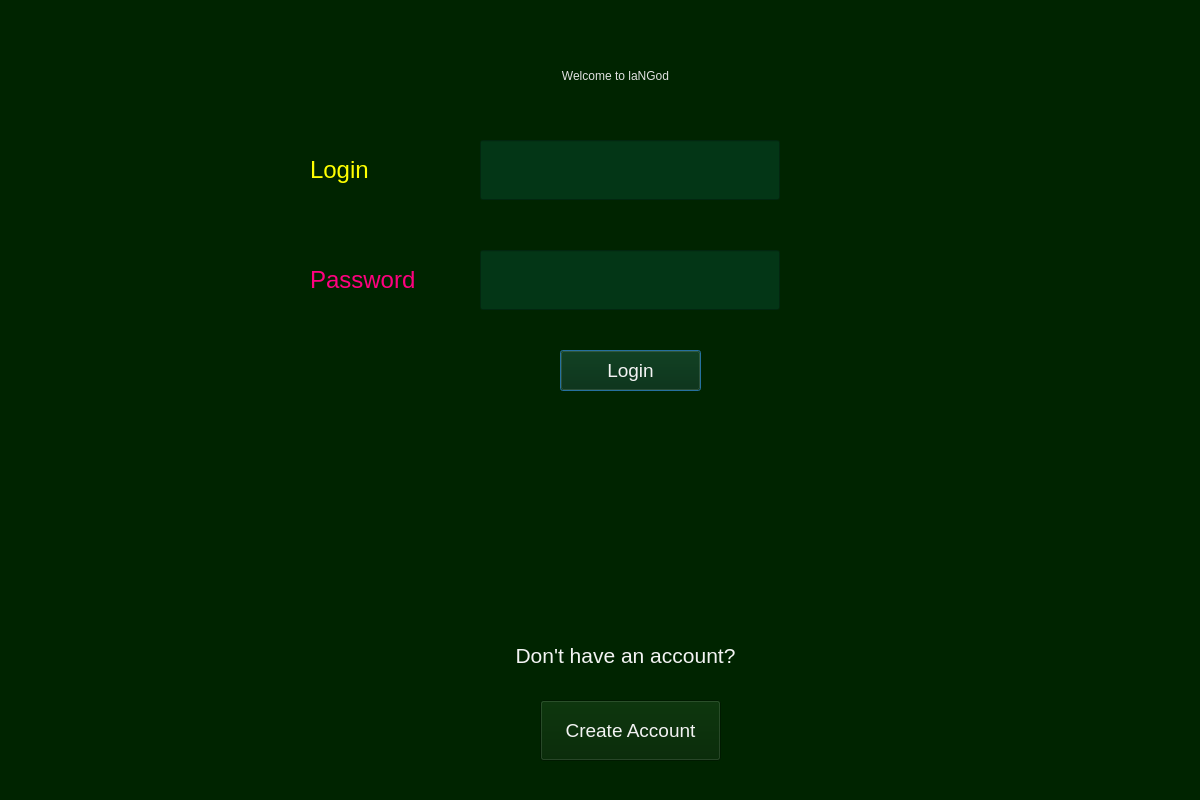
Old version of the form WindowsGraphics/SignInWindow.ui in the repository Skripkon/App-for-learning-English-LANGOD.
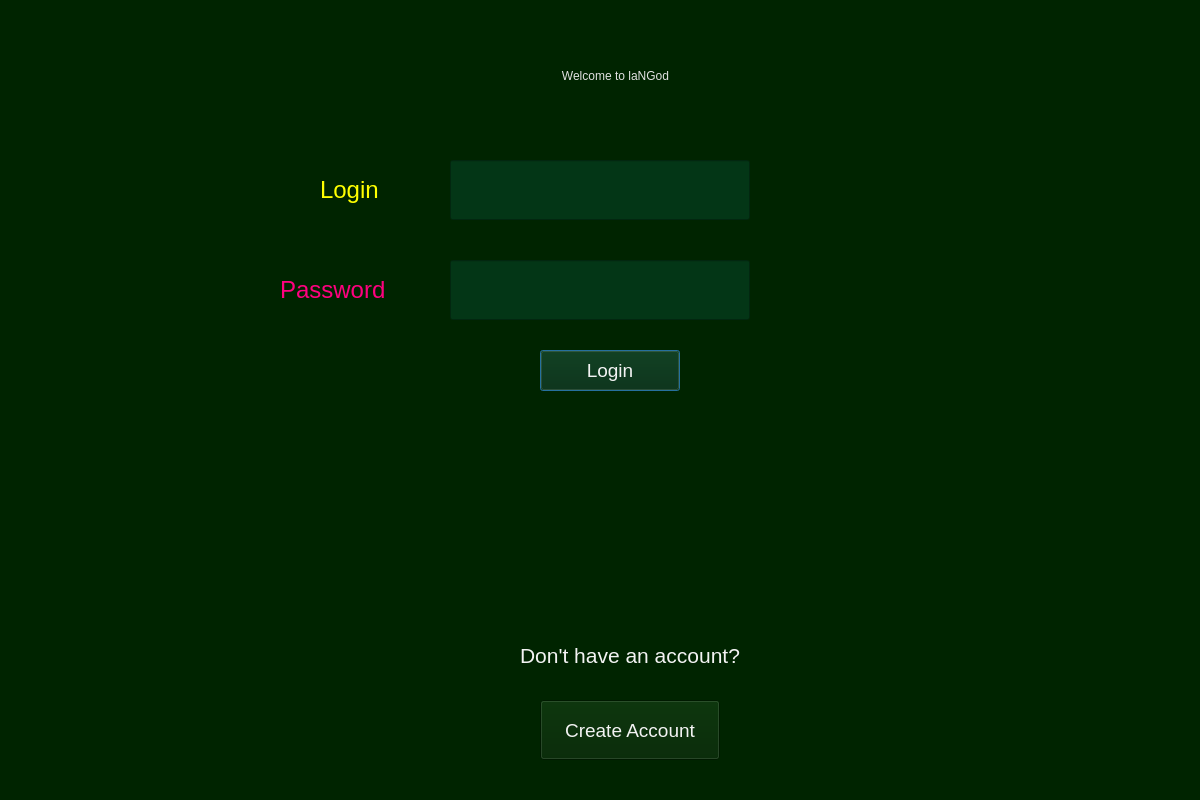
New version of the form.

Commit message: add back button

What changed in the file:
```diff
--- a/WindowsGraphics/SignInWindow.ui
+++ b/WindowsGraphics/SignInWindow.ui
@@ -40,8 +40,8 @@
   <widget class="QLabel" name="label_2">
    <property name="geometry">
     <rect>
-     <x>310</x>
-     <y>140</y>
+     <x>320</x>
+     <y>160</y>
      <width>81</width>
      <height>60</height>
     </rect>
@@ -58,8 +58,8 @@
   <widget class="QLineEdit" name="email">
    <property name="geometry">
     <rect>
-     <x>480</x>
-     <y>140</y>
+     <x>450</x>
+     <y>160</y>
      <width>300</width>
      <height>60</height>
     </rect>
@@ -81,8 +81,8 @@
   <widget class="QLineEdit" name="password">
    <property name="geometry">
     <rect>
-     <x>480</x>
-     <y>250</y>
+     <x>450</x>
+     <y>260</y>
      <width>300</width>
      <height>60</height>
     </rect>
@@ -101,8 +101,8 @@
   <widget class="QLabel" name="label_3">
    <property name="geometry">
     <rect>
-     <x>310</x>
-     <y>250</y>
+     <x>280</x>
+     <y>260</y>
      <width>141</width>
      <height>60</height>
     </rect>
@@ -119,9 +119,9 @@
   <widget class="QPushButton" name="loginbutton">
    <property name="geometry">
     <rect>
-     <x>560</x>
+     <x>540</x>
      <y>350</y>
-     <width>141</width>
+     <width>140</width>
      <height>41</height>
     </rect>
    </property>
@@ -140,8 +140,8 @@
     <rect>
      <x>480</x>
      <y>630</y>
-     <width>291</width>
-     <height>51</height>
+     <width>300</width>
+     <height>50</height>
     </rect>
    </property>
    <property name="styleSheet">
@@ -166,8 +166,8 @@
     <rect>
      <x>540</x>
      <y>700</y>
-     <width>181</width>
-     <height>61</height>
+     <width>180</width>
+     <height>60</height>
     </rect>
    </property>
    <property name="styleSheet">
```
The commit also changes 3 other files.
